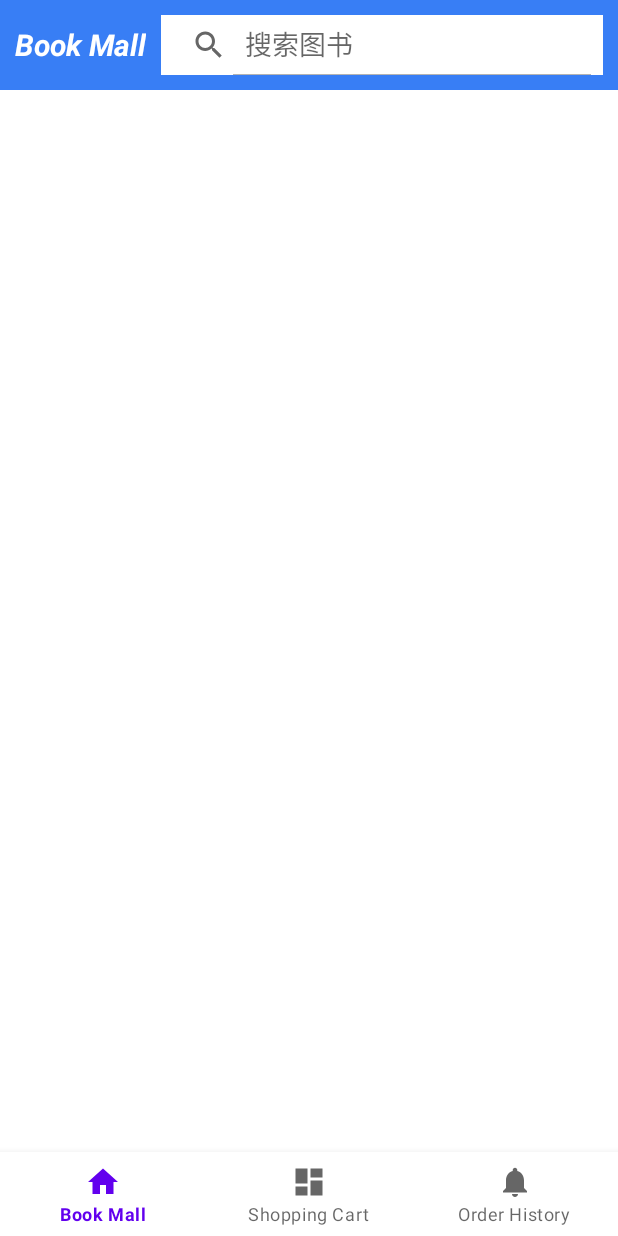
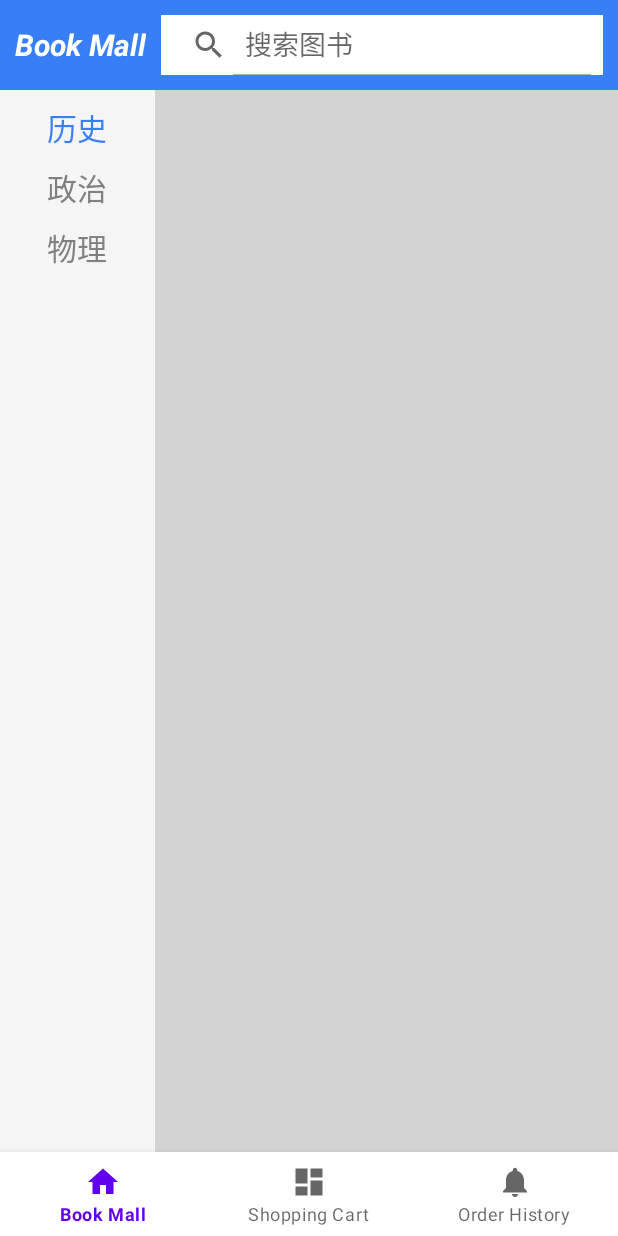
Before and after one commit to Ameixa551/BookMall, an Android app: the HomeFragment screen opened directly, with no data from a screen before it, on a phone screen of 412 x 824 dp. Run offline under Robolectric (Android 15) with nearby library versions, the phone set to English and light mode, and no system bars; our stand-ins replace data binding, navigation-ui.

Commit message:
基本可展示书籍分类

```diff
--- a/app/build.gradle
+++ b/app/build.gradle
@@ -29,6 +29,9 @@ android {
         viewBinding true
         dataBinding true
     }
+    dataBinding {
+        enabled=true
+    }
 }
 
 dependencies {
--- a/app/src/main/java/com/example/bookmall/activity/ui/home/HomeFragment.java
+++ b/app/src/main/java/com/example/bookmall/activity/ui/home/HomeFragment.java
@@ -4,29 +4,41 @@ import android.os.Bundle;
 import android.view.LayoutInflater;
 import android.view.View;
 import android.view.ViewGroup;
-import android.widget.ListView;
+import android.widget.Toast;
 
 import androidx.annotation.NonNull;
+import androidx.databinding.ObservableArrayList;
 import androidx.fragment.app.Fragment;
 import androidx.lifecycle.ViewModelProvider;
+import androidx.recyclerview.widget.LinearLayoutManager;
 
-import com.example.bookmall.R;
+import com.example.bookmall.activity.LoginActivity;
+import com.example.bookmall.adapter.CategoryAdapter;
+import com.example.bookmall.adapter.OnItemClickListener;
 import com.example.bookmall.databinding.FragmentHomeBinding;
+import com.example.bookmall.models.Category;
 
-public class HomeFragment extends Fragment {
+import java.util.ArrayList;
+import java.util.List;
+
+public class HomeFragment extends Fragment implements OnItemClickListener<Category> {
 
     private FragmentHomeBinding binding;
-    private ListView categoryListView;
-    private ListView bookListView;
+    private CategoryAdapter categoryAdapter;
 
     public View onCreateView(@NonNull LayoutInflater inflater,
                              ViewGroup container, Bundle savedInstanceState) {
-        View view = inflater.inflate(R.layout.fragment_home, null);
         HomeViewModel homeViewModel =
                 new ViewModelProvider(this).get(HomeViewModel.class);
+        binding = FragmentHomeBinding.inflate(inflater, container, false);
 
-
-        binding = FragmentHomeBinding.inflate(inflater, container, false);
+        List<Category> categories= new ArrayList<>();
+        categories.add(new Category(0, "历史"));
+        categories.add(new Category(1, "政治"));
+        categories.add(new Category(2, "物理"));
+        categoryAdapter = new CategoryAdapter(this.getContext(), categories, this);
+        binding.fragmentHomeCategoryListView.setLayoutManager(new LinearLayoutManager(this.getContext()));
+        binding.fragmentHomeCategoryListView.setAdapter(categoryAdapter);
 
         return binding.getRoot();
     }
@@ -36,4 +48,9 @@ public class HomeFragment extends Fragment {
         super.onDestroyView();
         binding = null;
     }
+
+    @Override
+    public void onItemClick(Category item) {
+        Toast.makeText(this.getContext(), "点击", Toast.LENGTH_SHORT).show();
+    }
 }
--- /dev/null
+++ b/app/src/main/java/com/example/bookmall/adapter/CategoryAdapter.java
@@ -0,0 +1,54 @@
+package com.example.bookmall.adapter;
+
+import android.content.Context;
+import android.view.LayoutInflater;
+import android.view.ViewGroup;
+
+import androidx.annotation.NonNull;
+import androidx.recyclerview.widget.RecyclerView;
+
+import com.example.bookmall.databinding.ItemCategoryBinding;
+import com.example.bookmall.models.Category;
+
+import java.util.List;
+
+public class CategoryAdapter extends RecyclerView.Adapter<CategoryAdapter.ViewHolder> {
+    private final List<Category> mCategoryList;
+    private final OnItemClickListener<Category> listener;
+    private final LayoutInflater layoutInflater;
+
+
+    public CategoryAdapter(Context context, List<Category> categoryList, OnItemClickListener<Category> listener){
+        this.layoutInflater = LayoutInflater.from(context);
+        this.mCategoryList = categoryList;
+        this.listener = listener;
+    }
+
+    @NonNull
+    @Override
+    public ViewHolder onCreateViewHolder(@NonNull ViewGroup parent, int viewType) {
+        ItemCategoryBinding binding = ItemCategoryBinding.inflate(layoutInflater, parent, false);
+        return new ViewHolder(binding);
+    }
+
+    @Override
+    public void onBindViewHolder(@NonNull ViewHolder holder, int position) {
+        final Category category = mCategoryList.get(position);
+        holder.binding.setCategory(category);
+        holder.binding.setItemClickListener(click -> listener.onItemClick(category));
+    }
+
+    @Override
+    public int getItemCount() {
+        return mCategoryList.size();
+    }
+
+    static class ViewHolder extends RecyclerView.ViewHolder {
+        private final ItemCategoryBinding binding;
+
+        public ViewHolder(ItemCategoryBinding binding) {
+            super(binding.getRoot());
+            this.binding = binding;
+        }
+    }
+}
--- /dev/null
+++ b/app/src/main/java/com/example/bookmall/adapter/OnItemClickListener.java
@@ -0,0 +1,5 @@
+package com.example.bookmall.adapter;
+
+public interface OnItemClickListener<T> {
+    void onItemClick(T item);
+}
--- /dev/null
+++ b/app/src/main/java/com/example/bookmall/dao/CategoryMapper.java
@@ -0,0 +1,4 @@
+package com.example.bookmall.dao;
+
+public class CategoryMapper {
+}
--- /dev/null
+++ b/app/src/main/java/com/example/bookmall/models/Category.java
@@ -0,0 +1,30 @@
+package com.example.bookmall.models;
+
+import androidx.databinding.BaseObservable;
+import androidx.databinding.Bindable;
+
+public class Category extends BaseObservable {
+    private int id;
+    private String name;
+
+    public Category(int id, String name) {
+        this.id = id;
+        this.name = name;
+    }
+
+    public int getId() {
+        return id;
+    }
+
+    public void setId(int id) {
+        this.id = id;
+    }
+    @Bindable
+    public String getName() {
+        return name;
+    }
+
+    public void setName(String name) {
+        this.name = name;
+    }
+}
--- /dev/null
+++ b/app/src/main/res/color/item_category_press_color.xml
@@ -0,0 +1,8 @@
+<?xml version="1.0" encoding="utf-8"?>
+<selector xmlns:android="http://schemas.android.com/apk/res/android">
+
+    <item android:state_selected="true" android:color="@color/certainBlue"/>
+    <item android:state_focused="true" android:color="@color/certainBlue"/>
+    <item android:state_pressed="true" android:color="@color/certainBlue"/>
+    <item android:color="@color/gray"/>
+</selector>
--- a/app/src/main/res/layout/fragment_dashboard.xml
+++ b/app/src/main/res/layout/fragment_dashboard.xml
@@ -5,7 +5,7 @@
     <LinearLayout
         android:layout_width="match_parent"
         android:layout_height="match_parent"
-        tools:context=".activity.ui.home.DashboardFragment"
+        tools:context=".activity.ui.dashboard.DashboardFragment"
         android:orientation="vertical">
 
         <!--头部toolbar-->
--- a/app/src/main/res/layout/fragment_home.xml
+++ b/app/src/main/res/layout/fragment_home.xml
@@ -2,10 +2,14 @@
 <layout xmlns:android="http://schemas.android.com/apk/res/android"
     xmlns:tools="http://schemas.android.com/tools">
 
+    <data>
+
+    </data>
+
     <LinearLayout
         android:layout_width="match_parent"
         android:layout_height="match_parent"
-        tools:context=".activity.ui.dashboard.HomeFragment"
+        tools:context="com.example.bookmall.activity.ui.home.HomeFragment"
         android:orientation="vertical">
 
         <LinearLayout
@@ -46,18 +50,33 @@
                 android:orientation="horizontal">
 
                 <!--左侧商品类别-->
-                <ListView
-                    android:id="@+id/shopping_classify_list"
+                <LinearLayout
                     android:layout_width="match_parent"
                     android:layout_height="match_parent"
-                    android:layout_weight="3" />
+                    android:layout_weight="3"
+                    android:background="@color/super_light_gray">
+
+                    <androidx.recyclerview.widget.RecyclerView
+                        android:id="@+id/fragment_home_category_list_view"
+                        android:layout_width="match_parent"
+                        android:layout_height="match_parent"
+                        android:scrollbars="vertical"/>
+                </LinearLayout>
+
 
                 <!--右侧商品列表-->
-                <ListView
-                    android:id="@+id/shooping_goods_list"
+                <LinearLayout
                     android:layout_width="match_parent"
                     android:layout_height="match_parent"
-                    android:layout_weight="1" />
+                    android:layout_weight="1"
+                    android:orientation="vertical"
+                    android:background="@color/light_gray">
+
+                    <ListView
+                        android:id="@+id/fragment_home_book_list_view"
+                        android:layout_width="match_parent"
+                        android:layout_height="wrap_content"/>
+                </LinearLayout>
 
                 <!--进度条动画,默认隐藏-->
                 <RelativeLayout
--- /dev/null
+++ b/app/src/main/res/layout/item_category.xml
@@ -0,0 +1,31 @@
+<?xml version="1.0" encoding="utf-8"?>
+<layout xmlns:android="http://schemas.android.com/apk/res/android">
+
+    <data>
+        <variable
+            name="category"
+            type="com.example.bookmall.models.Category" />
+        <variable
+            name="itemClickListener"
+            type="android.view.View.OnClickListener" />
+    </data>
+
+    <LinearLayout
+        android:layout_width="match_parent"
+        android:layout_height="wrap_content"
+        android:onClickListener="@{itemClickListener}">
+        <TextView
+            android:layout_width="match_parent"
+            android:layout_height="wrap_content"
+            android:layout_marginTop="10dp"
+            android:textAlignment="center"
+            android:text="@{category.name, default=xxxx}"
+            android:textColor="@color/item_category_press_color"
+            android:textSize="20sp"
+            android:elegantTextHeight="true"
+            android:clickable="true"
+            android:focusable="true"
+            android:textIsSelectable="true"/>
+
+    </LinearLayout>
+</layout>
```
Also changed, not shown: app/src/main/java/com/example/bookmall/MainActivity.java (+4 -4 lines), app/src/main/java/com/example/bookmall/activity/LoginActivity.java (+4 -4 lines), app/src/main/java/com/example/bookmall/activity/RegisterActivity.java (+4 -4 lines), app/src/main/java/com/example/bookmall/dao/MyDataBaseHelper.java (renamed from app/src/main/java/com/example/bookmall/sqLiteDB/MyDataBaseHelper.java, +2 -27 lines), app/src/main/java/com/example/bookmall/dao/UserMapper.java (added, +40 -0 lines), app/src/main/java/com/example/bookmall/models/Book.java (+6 -1 lines), app/src/main/res/layout/item_book.xml (added, +34 -0 lines).
